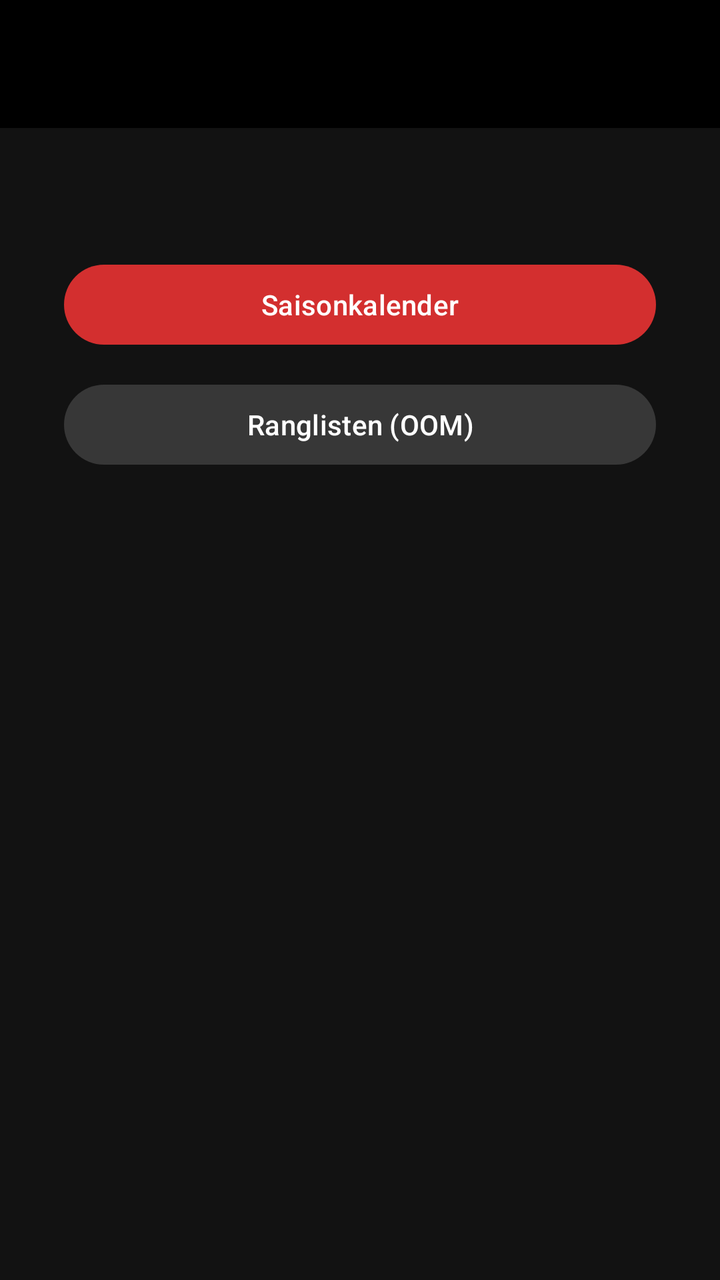
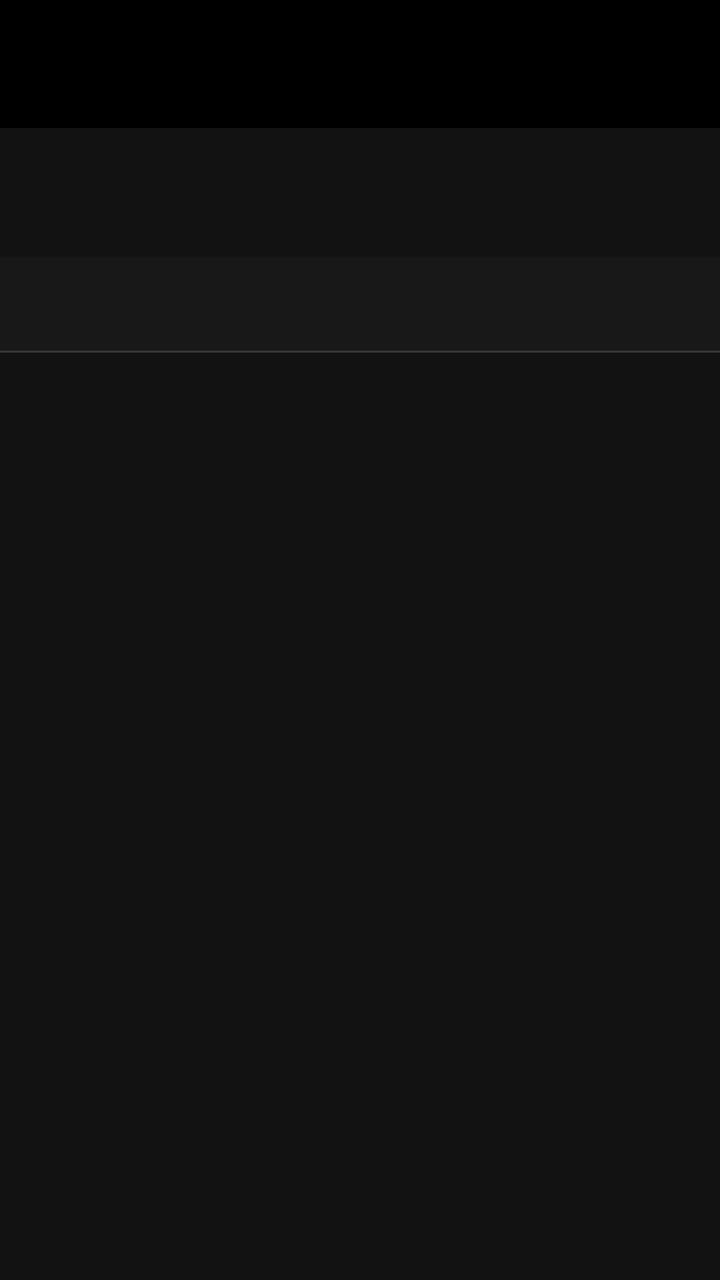

Screens rendered from an Android XML layout before and after an edit, with the pre-edit source and the edit as a unified diff.
<!-- AndroidManifest.xml: application theme Theme.DannyApp -->
<!-- res/layout/activity_career_detail.xml -->
<?xml version="1.0" encoding="utf-8"?>
<androidx.constraintlayout.widget.ConstraintLayout xmlns:android="http://schemas.android.com/apk/res/android"
    xmlns:app="http://schemas.android.com/apk/res-auto"
    xmlns:tools="http://schemas.android.com/tools"
    android:id="@+id/careerDetailMain"
    android:layout_width="match_parent"
    android:layout_height="match_parent"
    tools:context=".ui.CareerDetailActivity">

    <include
        android:id="@+id/toolbar"
        layout="@layout/include_toolbar"
        app:layout_constraintEnd_toEndOf="parent"
        app:layout_constraintStart_toStartOf="parent"
        app:layout_constraintTop_toTopOf="parent" />

    <TextView
        android:id="@+id/tvCareerDetails"
        android:layout_width="wrap_content"
        android:layout_height="wrap_content"
        android:layout_margin="16dp"
        android:textAlignment="center"
        android:textSize="18sp"
        app:layout_constraintEnd_toEndOf="parent"
        app:layout_constraintStart_toStartOf="parent"
        app:layout_constraintTop_toBottomOf="@id/toolbar" />

    <Button
        android:id="@+id/btnTournaments"
        style="@style/Widget.Material3.Button"
        android:layout_width="0dp"
        android:layout_height="wrap_content"
        android:layout_marginHorizontal="32dp"
        android:layout_marginTop="24dp"
        android:text="@string/career_tournaments_btn"
        app:layout_constraintEnd_toEndOf="parent"
        app:layout_constraintStart_toStartOf="parent"
        app:layout_constraintTop_toBottomOf="@id/tvCareerDetails" />

    <Button
        android:id="@+id/btnOrderOfMerit"
        style="@style/Widget.Material3.Button.TonalButton"
        android:layout_width="0dp"
        android:layout_height="wrap_content"
        android:layout_marginHorizontal="32dp"
        android:layout_marginTop="12dp"
        android:text="@string/career_oom_btn"
        app:layout_constraintEnd_toEndOf="parent"
        app:layout_constraintStart_toStartOf="parent"
        app:layout_constraintTop_toBottomOf="@id/btnTournaments" />

</androidx.constraintlayout.widget.ConstraintLayout>
<!-- res/layout/include_toolbar.xml (included above) -->
<?xml version="1.0" encoding="utf-8"?>
<com.google.android.material.appbar.MaterialToolbar xmlns:android="http://schemas.android.com/apk/res/android"
    xmlns:app="http://schemas.android.com/apk/res-auto"
    android:layout_width="match_parent"
    android:layout_height="wrap_content"
    android:background="@color/black" />
<!-- resources referenced by this layout -->
<resources>
  <color name="black">#FF000000</color>
  <string name="career_oom_btn">Ranglisten (OOM)</string>
  <string name="career_tournaments_btn">Saisonkalender</string>
  <style name="Theme.DannyApp" parent="Base.Theme.DannyApp" />
  <style name="Base.Theme.DannyApp" parent="Theme.Material3.Dark.NoActionBar">
          
          <item name="android:windowBackground">@color/anthrazit_hintergrund</item>
  
          
          <item name="android:statusBarColor">@color/anthrazit_hintergrund</item>
          <item name="android:navigationBarColor">@color/anthrazit_tief</item>
  
          
          <item name="colorPrimary">@color/rot_haupt</item>
          <item name="colorOnPrimary">@color/white</item>
          <item name="colorPrimaryContainer">@color/rot_dunkel</item>
          <item name="colorOnPrimaryContainer">@color/rot_sehr_hell</item>
  
          
          <item name="colorSecondary">@color/grau_sekundaer</item>
          <item name="colorOnSecondary">@color/anthrazit_container_niedrig</item>
          <item name="colorSecondaryContainer">@color/anthrazit_sekundaer</item>
          <item name="colorOnSecondaryContainer">@color/white</item>
  
          
          <item name="colorTertiary">@color/rot_hell</item>
          <item name="colorOnTertiary">@color/white</item>
          <item name="colorTertiaryContainer">@color/rot_container_dunkel</item>
          <item name="colorOnTertiaryContainer">@color/rot_sehr_hell</item>
  
          
          <item name="android:colorBackground">@color/anthrazit_hintergrund</item>
          <item name="colorOnBackground">@color/grau_text_hell</item>
          <item name="colorSurface">@color/anthrazit_flaeche</item>
          <item name="colorOnSurface">@color/grau_text_hell</item>
          <item name="colorSurfaceVariant">@color/anthrazit_variante</item>
          <item name="colorOnSurfaceVariant">@color/grau_text_gedaempft</item>
  
          
          <item name="colorSurfaceContainerLowest">@color/anthrazit_tief</item>
          <item name="colorSurfaceContainerLow">@color/anthrazit_container_niedrig</item>
          <item name="colorSurfaceContainer">@color/anthrazit_container</item>
          <item name="colorSurfaceContainerHigh">@color/anthrazit_container_hoch</item>
          <item name="colorSurfaceContainerHighest">@color/anthrazit_container_hoechst</item>
  
          
          <item name="colorOutline">@color/grau_rahmen</item>
          <item name="colorOutlineVariant">@color/grau_rahmen_dunkel</item>
  
          
          <item name="textInputStyle">@style/Widget.DannyApp.TextInputLayout.OutlinedBox</item>
  
          
  
  
          
  
  
  
  
      </style>
  <color name="anthrazit_hintergrund">#FF121212</color>
  <color name="anthrazit_tief">#FF0D0D0D</color>
  <color name="rot_haupt">#FFD32F2F</color>
  <color name="white">#FFFFFFFF</color>
  <color name="rot_dunkel">#FF8E0000</color>
  <color name="rot_sehr_hell">#FFFFDAD6</color>
  <color name="grau_sekundaer">#FFC4C4C4</color>
  <color name="anthrazit_container_niedrig">#FF1C1C1C</color>
  <color name="anthrazit_sekundaer">#FF373737</color>
  <color name="rot_hell">#FFEF5350</color>
  <color name="rot_container_dunkel">#FF5C1919</color>
  <color name="grau_text_hell">#FFF5F5F5</color>
  <color name="anthrazit_flaeche">#FF181818</color>
  <color name="anthrazit_variante">#FF2C2C2C</color>
  <color name="grau_text_gedaempft">#FFBDBDBD</color>
  <color name="anthrazit_container">#FF222222</color>
  <color name="anthrazit_container_hoch">#FF2A2A2A</color>
  <color name="anthrazit_container_hoechst">#FF333333</color>
  <color name="grau_rahmen">#FF616161</color>
  <color name="grau_rahmen_dunkel">#FF383838</color>
  <style name="Widget.DannyApp.TextInputLayout.OutlinedBox" parent="Widget.Material3.TextInputLayout.OutlinedBox">
          <item name="android:textColorHint">@color/eingabe_hint</item>
      </style>
  <color name="eingabe_hint">#FF757575</color>
</resources>

<!-- the commit's change to res/layout/activity_career_detail.xml (unified diff, before → after) -->
@@ -25,29 +25,15 @@
         app:layout_constraintStart_toStartOf="parent"
         app:layout_constraintTop_toBottomOf="@id/toolbar" />
 
-    <Button
-        android:id="@+id/btnTournaments"
-        style="@style/Widget.Material3.Button"
+    <com.google.android.material.tabs.TabLayout
+        android:id="@+id/tabLayoutCareer"
         android:layout_width="0dp"
         android:layout_height="wrap_content"
-        android:layout_marginHorizontal="32dp"
         android:layout_marginTop="24dp"
-        android:text="@string/career_tournaments_btn"
         app:layout_constraintEnd_toEndOf="parent"
         app:layout_constraintStart_toStartOf="parent"
-        app:layout_constraintTop_toBottomOf="@id/tvCareerDetails" />
-
-    <Button
-        android:id="@+id/btnOrderOfMerit"
-        style="@style/Widget.Material3.Button.TonalButton"
-        android:layout_width="0dp"
-        android:layout_height="wrap_content"
-        android:layout_marginHorizontal="32dp"
-        android:layout_marginTop="12dp"
-        android:text="@string/career_oom_btn"
-        app:layout_constraintEnd_toEndOf="parent"
-        app:layout_constraintStart_toStartOf="parent"
-        app:layout_constraintTop_toBottomOf="@id/btnTournaments" />
+        app:layout_constraintTop_toBottomOf="@id/tvCareerDetails"
+        app:tabMode="fixed" />
 
 </androidx.constraintlayout.widget.ConstraintLayout>
 <!-- res/layout/include_toolbar.xml (included above) -->
<!-- resource entries referenced after the edit -->
@@ -1,8 +1,6 @@
 <!-- resources referenced by this layout -->
 <resources>
   <color name="black">#FF000000</color>
-  <string name="career_oom_btn">Ranglisten (OOM)</string>
-  <string name="career_tournaments_btn">Saisonkalender</string>
   <style name="Theme.DannyApp" parent="Base.Theme.DannyApp" />
   <style name="Base.Theme.DannyApp" parent="Theme.Material3.Dark.NoActionBar">
           
